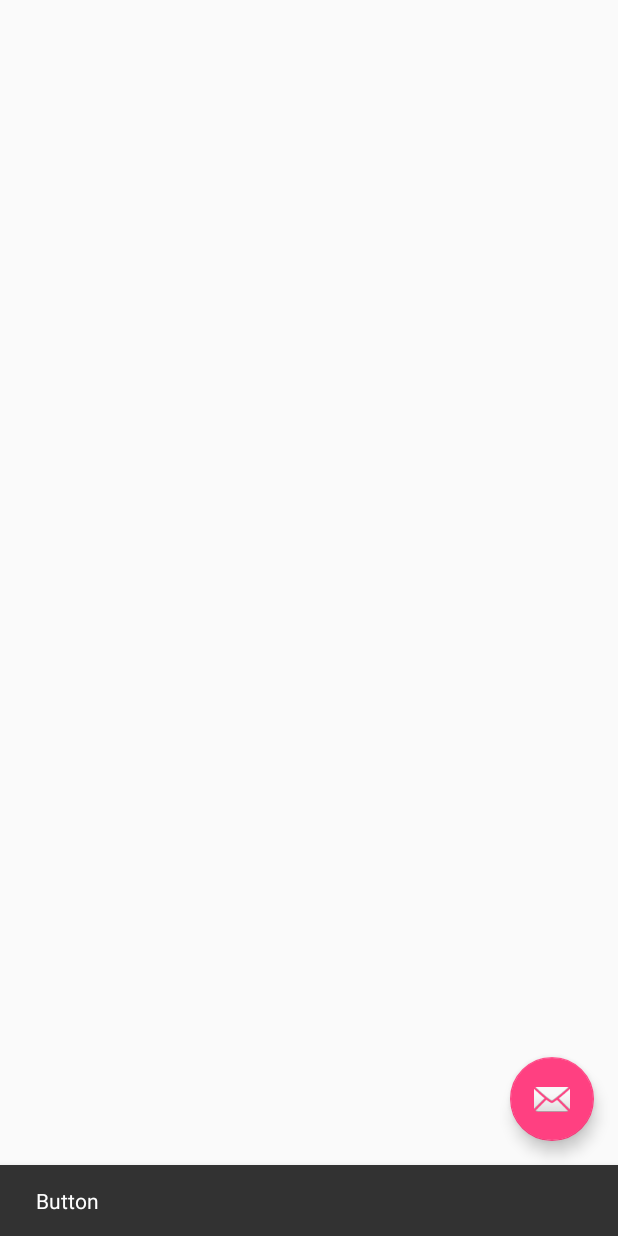
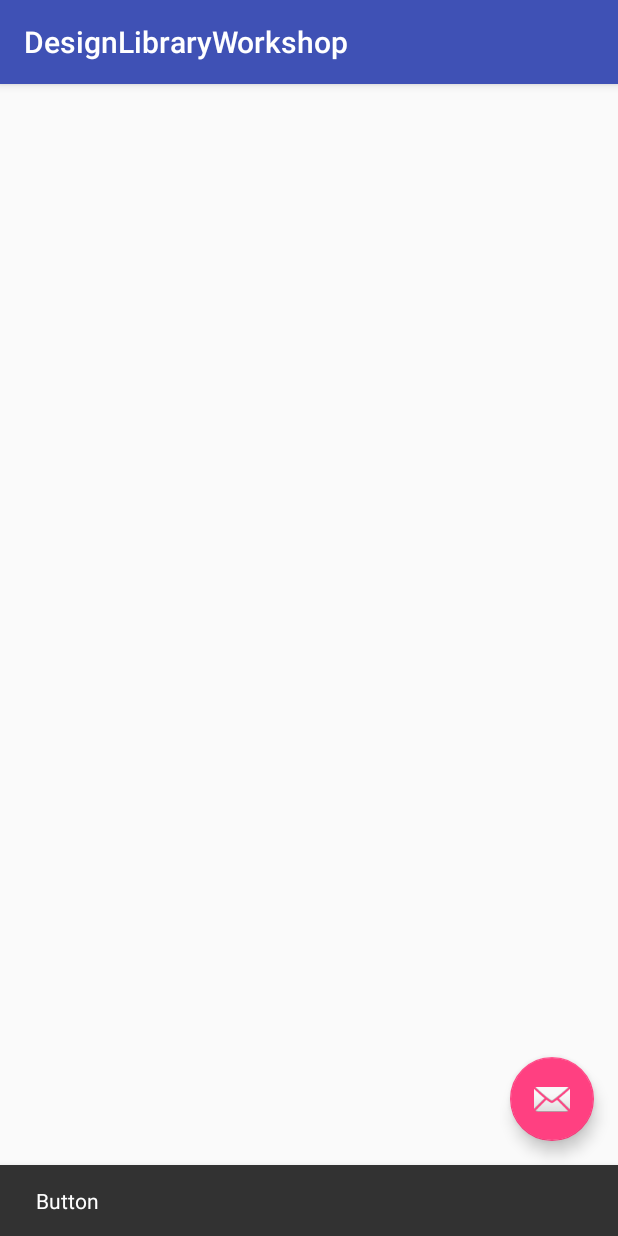
Before and after one commit to OrdonTeam/DesignLibraryWorkshop, an Android app: the screen it shows after launch (MainActivity), after a tap on an icon or button, on a phone screen of 412 x 824 dp. Run offline under Robolectric (Android 15) with nearby library versions, the phone set to English and light mode, and no system bars.

Commit message:
Add toolbar

```diff
--- a/app/src/main/java/com/ordonteam/designlibraryworkshop/MainActivity.java
+++ b/app/src/main/java/com/ordonteam/designlibraryworkshop/MainActivity.java
@@ -4,6 +4,7 @@
 import android.support.design.widget.NavigationView;
 import android.support.design.widget.Snackbar;
 import android.support.v7.app.AppCompatActivity;
+import android.support.v7.widget.Toolbar;
 import android.view.MenuItem;
 import android.view.View;
 
@@ -13,6 +14,7 @@
     protected void onCreate(Bundle savedInstanceState) {
         super.onCreate(savedInstanceState);
         setContentView(R.layout.main_activity);
+        setSupportActionBar((Toolbar) findViewById(R.id.toolbar));
         findViewById(R.id.button).setOnClickListener(new View.OnClickListener() {
             @Override
             public void onClick(View v) {
--- a/app/src/main/res/layout/main_activity.xml
+++ b/app/src/main/res/layout/main_activity.xml
@@ -9,6 +9,17 @@
         android:id="@+id/container"
         android:layout_width="match_parent"
         android:layout_height="match_parent">
+
+        <android.support.design.widget.AppBarLayout
+            android:layout_width="match_parent"
+            android:layout_height="wrap_content"
+            android:theme="@style/AppTheme.AppBarOverlay">
+
+            <android.support.v7.widget.Toolbar
+                android:id="@+id/toolbar"
+                android:layout_width="match_parent"
+                android:layout_height="wrap_content"/>
+        </android.support.design.widget.AppBarLayout>
 
         <android.support.design.widget.FloatingActionButton
             android:id="@+id/button"
```
